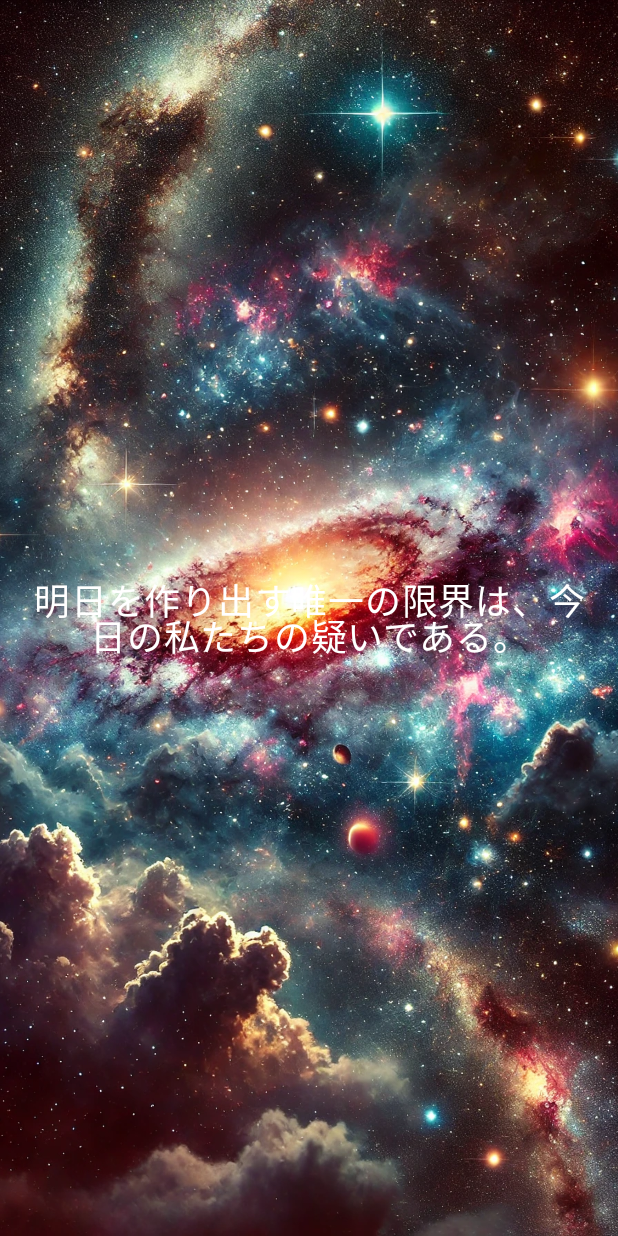
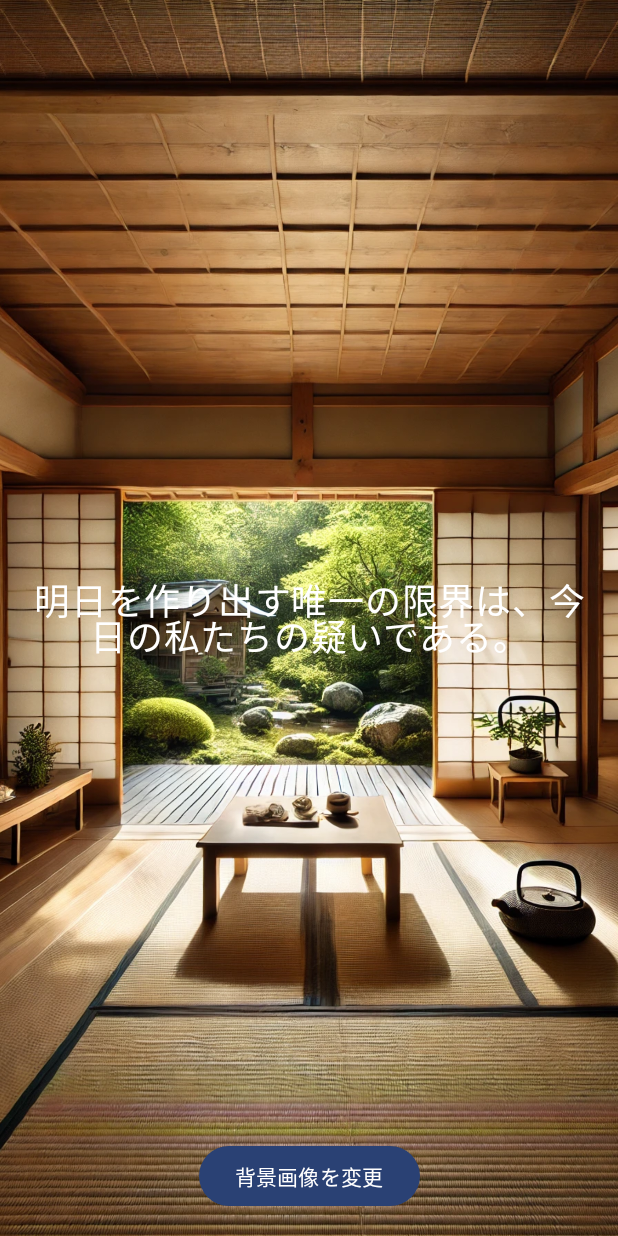
Before and after one commit to 193sata/Practice3, an Android app built with Jetpack Compose: the screen it shows after launch (MainActivity), after a tap on "ScrollTextScreen", on a phone screen of 412 x 824 dp. Run offline under Robolectric (Android 15) with nearby library versions, the phone set to English and light mode, and no system bars.

Commit message:
add images

```diff
--- a/app/src/main/java/com/example/practice3/ScrollTextScreen.kt
+++ b/app/src/main/java/com/example/practice3/ScrollTextScreen.kt
@@ -3,6 +3,8 @@ package com.example.practice3
 import androidx.compose.foundation.Image
 import androidx.compose.foundation.gestures.detectDragGestures
 import androidx.compose.foundation.layout.*
+import androidx.compose.material3.Button
+import androidx.compose.material3.Text
 import androidx.compose.runtime.*
 import androidx.compose.ui.Alignment
 import androidx.compose.ui.Modifier
@@ -14,7 +16,6 @@ import androidx.compose.ui.res.painterResource
 import androidx.compose.ui.text.style.TextAlign
 import androidx.compose.ui.unit.dp
 import androidx.compose.ui.unit.sp
-import androidx.compose.material3.Text
 import kotlin.math.abs
 
 class ScrollTextScreen {
@@ -51,14 +52,21 @@ class ScrollTextScreen {
         "勇気とは、恐怖に立ち向かう力である。"
     )
 
+    val backgroundImages = listOf(
+        R.drawable.wasitu,
+        R.drawable.beach,
+        R.drawable.bg_screen3
+    )
+
     @Composable
     fun Content() {
         var currentIndex by remember { mutableStateOf(0) }
-        var nextIndex by remember { mutableStateOf((currentIndex + 1) % quotes.size) }  // 次のインデックス
+        var nextIndex by remember { mutableStateOf((currentIndex + 1) % quotes.size) }
         var dragOffset by remember { mutableStateOf(0f) }
-        var scrollDirection by remember { mutableStateOf(0f) }  // スクロールの方向を保存
-        var directionLocked by remember { mutableStateOf(false) }  // 方向が確定したかどうか
-        val screenHeight = 800f  // 仮の画面高さ
+        var scrollDirection by remember { mutableStateOf(0f) }
+        var directionLocked by remember { mutableStateOf(false) }
+        var selectedBackground by remember { mutableStateOf(0) }
+        val screenHeight = 800f
 
         Box(
             modifier = Modifier
@@ -68,10 +76,8 @@ class ScrollTextScreen {
                         onDragEnd = {
                             // 指を離したときに次の文字列に切り替え
                             if (dragOffset > screenHeight / 2) {
-                                // 上にスクロールして次のテキストへ
                                 currentIndex = if (currentIndex > 0) currentIndex - 1 else quotes.size - 1
                             } else if (dragOffset < -screenHeight / 2) {
-                                // 下にスクロールして次のテキストへ
                                 currentIndex = (currentIndex + 1) % quotes.size
                             }
                             dragOffset = 0f  // オフセットをリセット
@@ -81,7 +87,6 @@ class ScrollTextScreen {
                             dragOffset += dragAmount.y  // ドラッグ量をオフセットに反映
 
                             if (!directionLocked) {
-                                // スクロール方向がまだ決定していない場合、方向を決定
                                 scrollDirection = dragAmount.y
                                 nextIndex = if (scrollDirection > 0) {
                                     if (currentIndex > 0) currentIndex - 1 else quotes.size - 1
@@ -97,7 +102,7 @@ class ScrollTextScreen {
         ) {
             // 背景画像の設定
             Image(
-                painter = painterResource(id = R.drawable.bg_screen3),
+                painter = painterResource(id = backgroundImages[selectedBackground]),
                 contentDescription = null,
                 modifier = Modifier.fillMaxSize(),
                 contentScale = ContentScale.Crop
@@ -113,8 +118,8 @@ class ScrollTextScreen {
                     .fillMaxWidth()
                     .padding(16.dp)
                     .graphicsLayer(
-                        translationY = dragOffset,  // 指の動きに合わせてテキストを動かす
-                        alpha = 1f - abs(dragOffset) / (screenHeight / 2)  // フェードアウト
+                        translationY = dragOffset,
+                        alpha = 1f - abs(dragOffset) / (screenHeight / 2)
                     )
             )
 
@@ -128,10 +133,23 @@ class ScrollTextScreen {
                     .fillMaxWidth()
                     .padding(16.dp)
                     .graphicsLayer(
-                        translationY = if (dragOffset > 0) dragOffset - screenHeight else dragOffset + screenHeight,  // 新しいテキストは反対側から移動
-                        alpha = abs(dragOffset) / (screenHeight / 2)  // フェードイン
+                        translationY = if (dragOffset > 0) dragOffset - screenHeight else dragOffset + screenHeight,
+                        alpha = abs(dragOffset) / (screenHeight / 2)
                     )
             )
+
+            // 背景画像を切り替えるボタン
+            Button(
+                onClick = {
+                    // 背景画像を切り替える
+                    selectedBackground = (selectedBackground + 1) % backgroundImages.size
+                },
+                modifier = Modifier
+                    .align(Alignment.BottomCenter)
+                    .padding(16.dp)
+            ) {
+                Text("背景画像を変更")
+            }
         }
     }
 }
```
Also changed, not shown: app/src/main/res/drawable/beach.webp (added), app/src/main/res/drawable/wasitu.webp (added).
